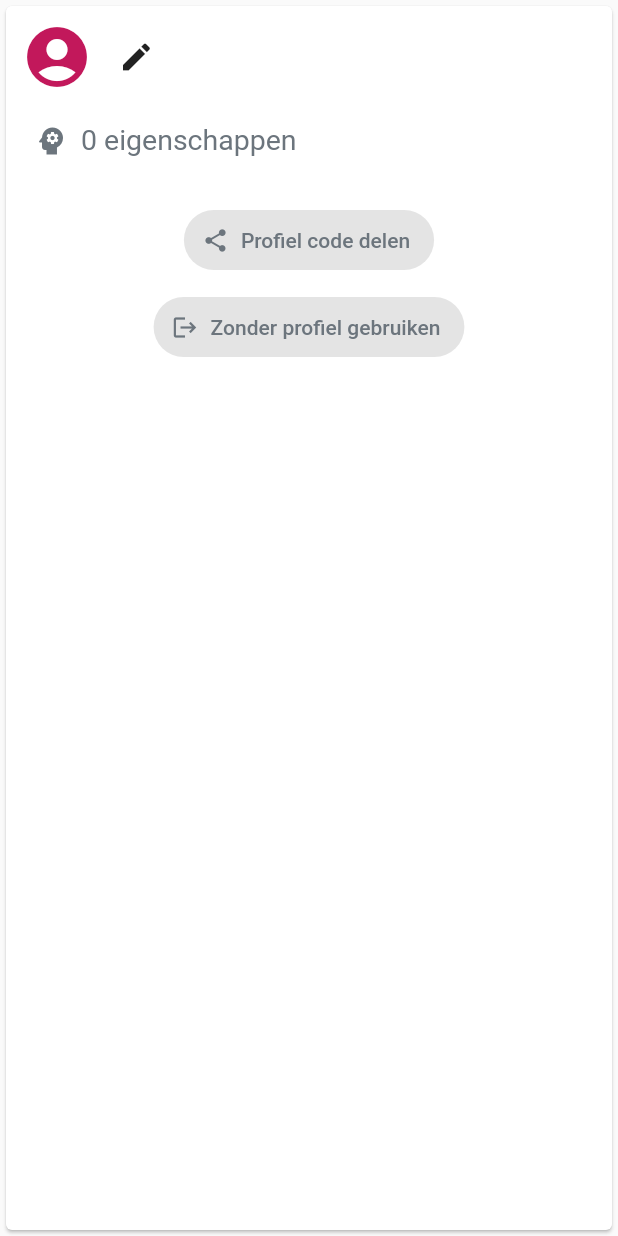
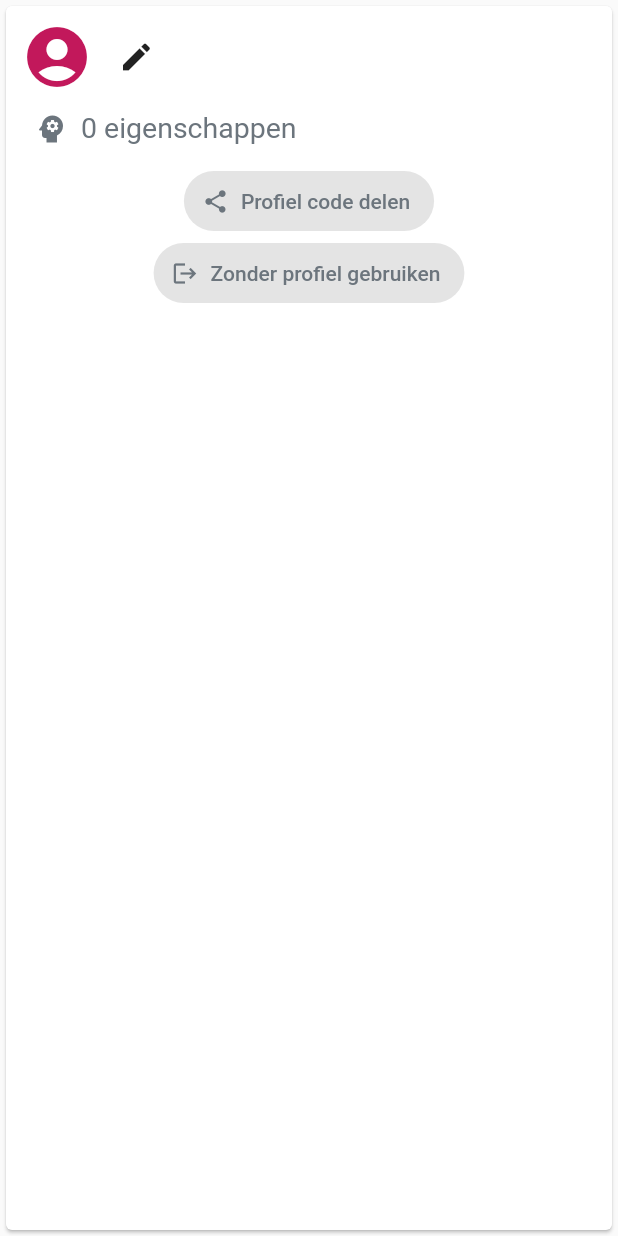
Before and after one commit to ScoutsGidsenVL/totem-app-2023, a Flutter app: the ProfileCard widget shown alone on an empty page, opened directly with empty values, on a phone screen of 412 x 824 dp. Run offline on Flutter 3.47's test engine with Material 2 defaults, Android fonts, the phone set to English and light mode, and no system bars; our stand-ins replace azlistview, flutter_cache_manager, flutter_markdown, flutter_native_splash, flutter_speed_dial, share_plus and 1 more; accounts and stored records are empty; network calls fail.

Commit message:
Tweak profile card style

```diff
--- a/lib/widgets/profile_card.dart
+++ b/lib/widgets/profile_card.dart
@@ -67,57 +67,43 @@ class ProfileCard extends StatelessWidget {
                     icon: const Icon(Icons.edit)),
           ]),
           if (profile?.animals.isNotEmpty ?? false)
-            Padding(
-                padding: const EdgeInsets.symmetric(vertical: 8),
-                child: TextButton(
+            TextButton(
               style: const ButtonStyle(
-                      shape:
-                          MaterialStatePropertyAll(RoundedRectangleBorder())),
+                  shape: MaterialStatePropertyAll(RoundedRectangleBorder())),
               onPressed: () {
                 context.read<TabManager>().selectTabRoot(0);
               },
-                  child: Row(
-                      crossAxisAlignment: CrossAxisAlignment.start,
-                      children: [
+              child:
+                  Row(crossAxisAlignment: CrossAxisAlignment.start, children: [
                 Padding(
                     padding: const EdgeInsets.only(right: 8),
                     child: Icon(Icons.star,
-                                color: Theme.of(context)
-                                    .colorScheme
-                                    .onSurfaceVariant)),
+                        color: Theme.of(context).colorScheme.onSurfaceVariant)),
                 Flexible(
                     child: Text(profile!.animals.join(', '),
                         style: Theme.of(context).textTheme.bodySmall,
                         softWrap: true))
               ]),
-                )),
-          Padding(
-              padding: const EdgeInsets.symmetric(vertical: 8),
-              child: TextButton(
+            ),
+          TextButton(
             onPressed: () {
               context.read<TabManager>().selectTabRoot(1);
             },
-                child: Row(
-                    crossAxisAlignment: CrossAxisAlignment.start,
-                    children: [
+            child: Row(crossAxisAlignment: CrossAxisAlignment.start, children: [
               Padding(
                   padding: const EdgeInsets.only(right: 8),
                   child: Icon(Icons.psychology,
-                              color: Theme.of(context)
-                                  .colorScheme
-                                  .onSurfaceVariant)),
+                      color: Theme.of(context).colorScheme.onSurfaceVariant)),
               Flexible(
                   child: Text('${filter.selectedCount} eigenschappen',
                       style: Theme.of(context).textTheme.bodySmall,
                       softWrap: true)),
             ]),
-              )),
+          ),
           ...profile == null
               ? []
               : [
-                  Padding(
-                      padding: const EdgeInsets.only(top: 10),
-                      child: FilledButton.icon(
+                  FilledButton.icon(
                       onPressed: () {
                         Share.share(profile!.encode(manager.dynamicData!));
                       },
@@ -125,14 +111,10 @@ class ProfileCard extends StatelessWidget {
                           backgroundColor: MaterialStatePropertyAll(
                               Theme.of(context).colorScheme.surfaceVariant),
                           foregroundColor: MaterialStatePropertyAll(
-                                  Theme.of(context)
-                                      .colorScheme
-                                      .onSurfaceVariant)),
+                              Theme.of(context).colorScheme.onSurfaceVariant)),
                       icon: const Icon(Icons.share),
-                          label: const Text('Profiel code delen'))),
-                  Padding(
-                      padding: const EdgeInsets.only(top: 10),
-                      child: FilledButton.icon(
+                      label: const Text('Profiel code delen')),
+                  FilledButton.icon(
                       onPressed: () {
                         manager.unselectProfile();
                       },
@@ -140,11 +122,9 @@ class ProfileCard extends StatelessWidget {
                           backgroundColor: MaterialStatePropertyAll(
                               Theme.of(context).colorScheme.surfaceVariant),
                           foregroundColor: MaterialStatePropertyAll(
-                                  Theme.of(context)
-                                      .colorScheme
-                                      .onSurfaceVariant)),
+                              Theme.of(context).colorScheme.onSurfaceVariant)),
                       icon: const Icon(Icons.logout),
-                          label: const Text('Zonder profiel gebruiken'))),
+                      label: const Text('Zonder profiel gebruiken')),
                 ]
         ],
       ),
```
Lines whose indentation alone changed are shown as unchanged.
